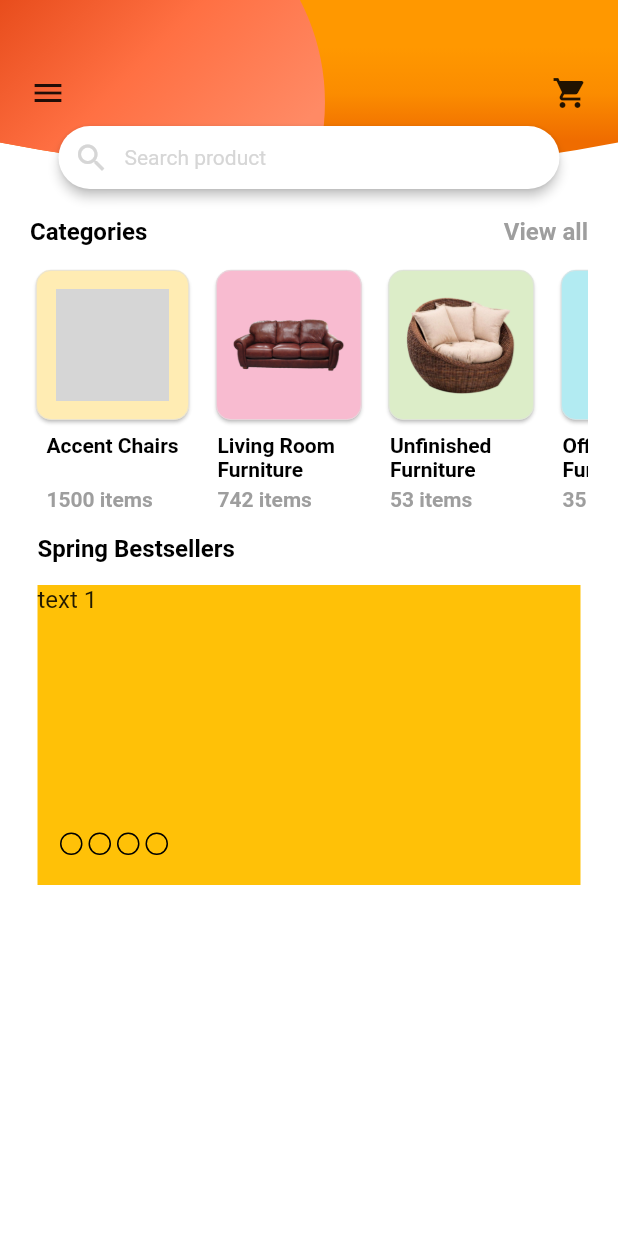
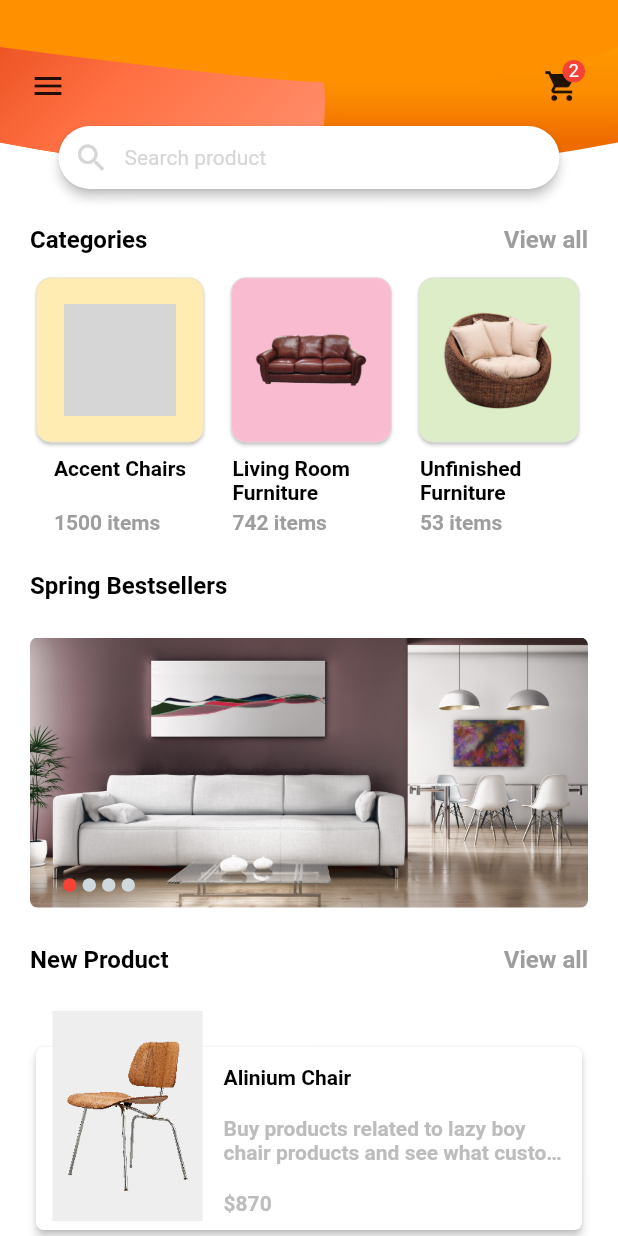
Before and after one commit to appstree-io/flutter_designs_world, a Flutter app: the screen it shows after launch, on a phone screen of 412 x 824 dp. Run offline on Flutter 3.47's test engine with Material 2 defaults, Android fonts, the phone set to English and light mode, and no system bars; drawn by our look-alikes of carousel_slider; our stand-ins replace firebase_auth, firebase_database, sliding_up_panel; missing offline and left inert: cupertino_range_slider, flutter_range_slider; accounts and stored records are empty; grey boxes are pictures that could not be loaded.

```diff
--- a/furniture_shopping_app/lib/main.dart
+++ b/furniture_shopping_app/lib/main.dart
@@ -5,6 +5,7 @@ import 'package:furniture_shopping_app/utils/rounded_clipper.dart';
 
 import 'data_model/single_category_item.dart';
 import 'package:carousel_slider/carousel_slider.dart';
+import 'package:furniture_shopping_app/activities/filters_screen.dart';
 
 void main() => runApp(MyApp());
 
@@ -55,7 +56,10 @@ class _MyHomePageState extends State<MyHomePage> {
   Widget build(BuildContext context) {
     return Scaffold(
       backgroundColor: Colors.white,
-      body: Container(
+      body: SingleChildScrollView(
+        scrollDirection: Axis.vertical,
+        child: Container(
+          margin: EdgeInsets.only(bottom: 15),
           child: Stack(
             children: <Widget>[
               Column(
@@ -105,10 +109,9 @@ class _MyHomePageState extends State<MyHomePage> {
                           child: Container(
                             height: 125,
                             width: MediaQuery.of(context).size.width,
-
-//                        child: CustomPaint(
-//                          painter: _ArcPainter(),
-//                        ),
+                            child: CustomPaint(
+                              painter: _ArcPainter(),
+                            ),
                           ),
                         )
                       ],
@@ -116,7 +119,7 @@ class _MyHomePageState extends State<MyHomePage> {
                     clipper: RoundedClipper(30),
                   ),
                   Container(
-                  margin: EdgeInsets.only(top: 20, left: 20, right: 20),
+                    margin: EdgeInsets.only(top: 25, left: 20, right: 20),
                     child: Row(
                       mainAxisAlignment: MainAxisAlignment.spaceBetween,
                       children: <Widget>[
@@ -139,10 +142,10 @@ class _MyHomePageState extends State<MyHomePage> {
                   ),
                   _buildCategoriesList(context),
                   SizedBox(
-                  height: 15,
+                    height: 25,
                   ),
                   Container(
-                    margin: EdgeInsets.only(left: 25),
+                      margin: EdgeInsets.only(left: 20),
                       child: Text(
                         "Spring Bestsellers",
                         style: TextStyle(
@@ -151,16 +154,130 @@ class _MyHomePageState extends State<MyHomePage> {
                             fontSize: 16),
                       )),
                   SizedBox(
-                  height: 15,
+                    height: 25,
                   ),
-                _buildBestSellersItemsUsingCarousel()
+                  _buildBestSellersItemsUsingCarousel(),
+                  Container(
+                    margin: EdgeInsets.only(top: 25, left: 20, right: 20),
+                    child: Row(
+                      mainAxisAlignment: MainAxisAlignment.spaceBetween,
+                      children: <Widget>[
+                        Text(
+                          "New Product",
+                          style: TextStyle(
+                              color: Colors.black,
+                              fontWeight: FontWeight.bold,
+                              fontSize: 16),
+                        ),
+                        Text(
+                          "View all",
+                          style: TextStyle(
+                              color: Colors.grey,
+                              fontWeight: FontWeight.w600,
+                              fontSize: 16),
+                        ),
+                      ],
+                    ),
+                  ),
+                  Container(
+                    margin: EdgeInsets.only(top: 25, left: 20, right: 20),
+                    width: double.infinity,
+                    height: 150,
+                    child: Stack(
+                      children: <Widget>[
+                        Container(
+                          width: double.infinity,
+                          height: 20,
+                        ),
+                        Container(
+                          height: 130,
+                          width: double.infinity,
+                          margin: EdgeInsets.only(top: 20),
+                          child: Card(
+                            color: Colors.white,
+                            elevation: 2.5,
+                            shape: RoundedRectangleBorder(
+                                borderRadius:
+                                    BorderRadius.all(Radius.circular(5.0))),
+                            child: Container(
+                              width: double.infinity,
+                              margin: EdgeInsets.only(
+                                  top: 12, left: 125, right: 10, bottom: 10),
+                              child: Column(
+                                mainAxisAlignment:
+                                    MainAxisAlignment.spaceBetween,
+                                crossAxisAlignment: CrossAxisAlignment.start,
+                                children: <Widget>[
+                                  Text(
+                                    "Alinium Chair",
+                                    style: TextStyle(
+                                        fontWeight: FontWeight.bold,
+                                        color: Colors.black),
+                                  ),
+                                  Text(
+                                    "Buy products related to lazy boy chair products and see what customers",
+                                    style: TextStyle(
+                                        fontWeight: FontWeight.w600,
+                                        color: Colors.grey[400]),
+                                    maxLines: 2,
+                                    overflow: TextOverflow.ellipsis,
+                                  ),
+                                  Text(
+                                    "\$870",
+                                    style: TextStyle(
+                                        fontWeight: FontWeight.bold,
+                                        color: Colors.grey[400]),
+                                  )
+                                ],
+                              ),
+                            ),
+                          ),
+                        ),
+                        Container(
+                          color: Colors.grey[200],
+                          height: 150,
+                          width: 100,
+                          margin: EdgeInsets.only(left: 15, bottom: 10),
+                          child: Image.asset(
+                            "assets/10.png",
+                            width: 30,
+                            height: 30,
+                          ),
+                        )
+                      ],
+                    ),
+                  )
                 ],
               ),
               Container(
-              margin: EdgeInsets.only(top: 50, left: 20, right: 20),
+                margin: EdgeInsets.only(top: 40, left: 20, right: 20),
                 child: Row(
                   mainAxisAlignment: MainAxisAlignment.spaceBetween,
-                children: <Widget>[Icon(Icons.menu), Icon(Icons.shopping_cart)],
+                  children: <Widget>[
+                    Icon(Icons.menu),
+                    Stack(
+                      children: <Widget>[
+                        Container(
+                            width: 35,
+                            height: 35,
+                            decoration: BoxDecoration(
+                                shape: BoxShape.circle),
+                            child: Icon(Icons.shopping_cart)),
+                        Positioned(
+                          left: 18,
+                          child: Container(
+                            width: 15,
+                            height: 15,
+                            decoration: BoxDecoration(
+                              shape: BoxShape.circle,
+                              color: Colors.red
+                            ),
+                            child: Center(child: Text("2", style: TextStyle(color: Colors.white, fontSize: 12), )),
+                          ),
+                        )
+                      ],
+                    )
+                  ],
                 ),
               ),
               Container(
@@ -193,6 +310,7 @@ class _MyHomePageState extends State<MyHomePage> {
                 ),
               )
             ],
+          ),
         ),
       ),
     );
@@ -231,13 +349,13 @@ class _MyHomePageState extends State<MyHomePage> {
   Widget _buildCategoriesList(BuildContext context) {
     return Container(
         margin: EdgeInsets.only(left: 20, top: 12, right: 20),
-        height: 165.0,
+        height: 175.0,
         child: CustomScrollView(
           scrollDirection: Axis.horizontal,
           shrinkWrap: false,
           slivers: <Widget>[
             SliverFixedExtentList(
-              itemExtent: 115,
+              itemExtent: 125,
               delegate: SliverChildBuilderDelegate(
                   (context, index) => _buildSingleCategoryItem(context, index),
                   childCount: 5),
@@ -253,10 +371,11 @@ class _MyHomePageState extends State<MyHomePage> {
         Container(
           margin:
               EdgeInsets.fromLTRB(index != 0 ? 5 : 0, 0, index != 4 ? 5 : 0, 5),
-//          height: 100,
           child: GestureDetector(
             onTap: () {
               print("Tapped");
+              Navigator.push(context,
+                  MaterialPageRoute(builder: (context) => FiltersScreen()));
             },
             child: Card(
               shape: RoundedRectangleBorder(
@@ -264,7 +383,7 @@ class _MyHomePageState extends State<MyHomePage> {
                   side: BorderSide(color: Colors.grey[300], width: 0.5)),
               color: items?.elementAt(index)?.color,
               child: Container(
-                  height: 100,
+                  height: 110,
                   child: Center(
                     child: Image.asset(
                       items?.elementAt(index)?.imagePath,
@@ -314,141 +433,147 @@ class _MyHomePageState extends State<MyHomePage> {
     );
   }
 
+  var _selectedIndex = 0;
+  List<Widget> images = [
+    Image.asset(
+      "assets/6.jpg",
+      fit: BoxFit.cover,
+      width: double.infinity,
+    ),
+    Image.asset(
+      "assets/7.jpg",
+      fit: BoxFit.cover,
+      width: double.infinity,
+    ),
+    Image.asset(
+      "assets/8.jpg",
+      fit: BoxFit.cover,
+      width: double.infinity,
+    ),
+    Image.asset(
+      "assets/9.jpg",
+      fit: BoxFit.cover,
+      width: double.infinity,
+    ),
+  ];
+
   @override
   Widget _buildBestSellersItemsUsingCarousel() {
     return Container(
       margin: EdgeInsets.only(left: 20, right: 20),
-      height: 200,
+      height: 180,
+      width: double.infinity,
+      child: ClipRRect(
+        borderRadius: BorderRadius.all(Radius.circular(5)),
         child: Stack(
           children: <Widget>[
             CarouselSlider(
-            items: [1, 2, 3, 4, 5].map((i) {
-              return Builder(
-                builder: (BuildContext context) {
-                  return Container(
-                      width: MediaQuery.of(context).size.width,
-                      margin: EdgeInsets.symmetric(horizontal: 5.0),
-                      decoration: BoxDecoration(color: Colors.amber),
-                      child: Text(
-                        'text $i',
-                        style: TextStyle(fontSize: 16.0),
-                      ));
-                },
-              );
-            }).toList(),
-            height: 200,
+              items: images,
+              height: 180,
               aspectRatio: 16 / 9,
               viewportFraction: 1.0,
               initialPage: 0,
               enableInfiniteScroll: false,
               reverse: false,
               autoPlay: false,
-            enlargeCenterPage: true,
+              enlargeCenterPage: false,
               scrollDirection: Axis.horizontal,
               onPageChanged: (int index) {
                 print(index);
+                setState(() {
+                  _selectedIndex = index;
+                });
               },
             ),
             Align(
               alignment: Alignment.bottomLeft,
               child: Container(
-              margin: EdgeInsets.all(20),
-              child: Row(
-                crossAxisAlignment: CrossAxisAlignment.start,
-                mainAxisAlignment: MainAxisAlignment.start,
-                children: <Widget>[
-                  Container(
-                    height: 15,
-                    width: 15,
-                    decoration: BoxDecoration(
-                      shape: BoxShape.circle,
-                      border: Border.all(color: Colors.black, width: 1, style: BorderStyle.solid)
+                  margin: EdgeInsets.only(left: 20, top: 150),
+                  child: CustomScrollView(
+                    scrollDirection: Axis.horizontal,
+                    shrinkWrap: false,
+                    slivers: <Widget>[
+                      SliverFixedExtentList(
+                        itemExtent: 13,
+                        delegate: SliverChildBuilderDelegate(
+                            (c, index) => _buildSelectors(c, index),
+                            childCount: images?.length),
                       ),
-                  ),
-                  SizedBox(width: 4,),
-                  Container(
-                    height: 15,
-                    width: 15,
-                    decoration: BoxDecoration(
-                        shape: BoxShape.circle,
-                        border: Border.all(color: Colors.black, width: 1, style: BorderStyle.solid)
-                    ),
-                  ),
-                  SizedBox(width: 4,),
-                  Container(
-                    height: 15,
-                    width: 15,
-                    decoration: BoxDecoration(
-                        shape: BoxShape.circle,
-                        border: Border.all(color: Colors.black, width: 1, style: BorderStyle.solid)
-
-
-                    ),
-                  ),
-                  SizedBox(width: 4,),
-                  Container(
-                    height: 15,
-                    width: 15,
-                    decoration: BoxDecoration(
-                        shape: BoxShape.circle,
-                        border: Border.all(color: Colors.black, width: 1, style: BorderStyle.solid)
-                    ),
+                    ],
+                  )),
             )
           ],
         ),
       ),
-          )
-        ],
-      ),
     );
+  }
+
+  Widget _buildSelectors(BuildContext c, int index) {
+    return Container(
+        margin: EdgeInsets.all(2),
+        decoration: BoxDecoration(
+            shape: BoxShape.circle,
+            color:
+                _selectedIndex == index ? Colors.red : Colors.blueGrey[100]));
   }
 }
 
-//class _ArcPainter extends CustomPainter {
-//  _ArcPainter();
-//
-//  @override
-//  bool shouldRepaint(_ArcPainter oldDelegate) {
-//    return true;
-//  }
-//
-//  double AVATAR_RADIUS = 160 * 0.28;
-//  @override
-//  void paint(Canvas canvas, Size size) {
-//    Paint paint = new Paint()
-//      ..style = PaintingStyle.fill
-//      ..isAntiAlias = true
-//      ..color = Colors.purple[700];
-//
-//    Offset circleCenter = Offset(size.width / 2, size.height - AVATAR_RADIUS);
-//
-//    Offset topLeft = Offset(0, 0);
-//    Offset bottomLeft = Offset(0, size.height * 0.25);
-//    Offset topRight = Offset(size.width, 0);
-//    Offset bottomRight = Offset(size.width, size.height * 0.5);
-//
-//    Offset leftCurveControlPoint = Offset(circleCenter.dx * 0.5, size.height - AVATAR_RADIUS * 1.5);
-//    Offset rightCurveControlPoint = Offset(circleCenter.dx * 1.6, size.height - AVATAR_RADIUS);
-//
-//    final arcStartAngle = 200 / 180 * pi;
-//    final avatarLeftPointX = circleCenter.dx + AVATAR_RADIUS * cos(arcStartAngle);
-//    final avatarLeftPointY = circleCenter.dy + AVATAR_RADIUS * sin(arcStartAngle);
-//    Offset avatarLeftPoint = Offset(avatarLeftPointX, avatarLeftPointY); // the left point of the arc
-//
-//    final arcEndAngle = -5 / 180 * pi;
-//    final avatarRightPointX = circleCenter.dx + AVATAR_RADIUS * cos(arcEndAngle);
-//    final avatarRightPointY = circleCenter.dy + AVATAR_RADIUS * sin(arcEndAngle);
-//    Offset avatarRightPoint = Offset(avatarRightPointX, avatarRightPointY); // the right point of the arc
-//
-//    Path path = Path()
-//      ..moveTo(topLeft.dx, topLeft.dy) // this move isn't required since the start point is (0,0)
-//      ..lineTo(bottomLeft.dx, bottomLeft.dy)
-//      ..quadraticBezierTo(leftCurveControlPoint.dx, leftCurveControlPoint.dy, avatarLeftPoint.dx, avatarLeftPoint.dy)
-//
-//      ..quadraticBezierTo(rightCurveControlPoint.dx, rightCurveControlPoint.dy, bottomRight.dx, bottomRight.dy)
-//      ..lineTo(topRight.dx, topRight.dy)
-//      ..close();
-//
-//    canvas.drawPath(path, paint);
-//  }
-//}
+class _ArcPainter extends CustomPainter {
+  _ArcPainter();
+
+  @override
+  bool shouldRepaint(_ArcPainter oldDelegate) {
+    return true;
+  }
+
+  double AVATAR_RADIUS = 160 * 0.35;
+
+  @override
+  void paint(Canvas canvas, Size size) {
+    Paint paint = new Paint()
+      ..style = PaintingStyle.fill
+      ..isAntiAlias = true
+      ..color = Colors.orangeAccent[400];
+
+    Offset circleCenter = Offset(size.width / 2, size.height - AVATAR_RADIUS);
+
+    Offset topLeft = Offset(0, 0);
+    Offset bottomLeft = Offset(0, size.height * 0.25);
+    Offset topRight = Offset(size.width, 0);
+    Offset bottomRight = Offset(size.width, size.height * 0.25);
+
+    Offset leftCurveControlPoint =
+        Offset(circleCenter.dx * 0.35, size.height - AVATAR_RADIUS * 1.5);
+    Offset rightCurveControlPoint =
+        Offset(circleCenter.dx * 1.6, size.height - AVATAR_RADIUS);
+
+    final arcStartAngle = 200 / 180 * pi;
+    final avatarLeftPointX =
+        circleCenter.dx + AVATAR_RADIUS * cos(arcStartAngle);
+    final avatarLeftPointY =
+        circleCenter.dy + AVATAR_RADIUS * sin(arcStartAngle);
+    Offset avatarLeftPoint =
+        Offset(avatarLeftPointX, avatarLeftPointY); // the left point of the arc
+
+    final arcEndAngle = -5 / 180 * pi;
+    final avatarRightPointX =
+        circleCenter.dx + AVATAR_RADIUS * cos(arcEndAngle);
+    final avatarRightPointY =
+        circleCenter.dy + AVATAR_RADIUS * sin(arcEndAngle);
+    Offset avatarRightPoint = Offset(
+        avatarRightPointX, avatarRightPointY); // the right point of the arc
+
+    Path path = Path()
+      ..moveTo(topLeft.dx,
+          topLeft.dy) // this move isn't required since the start point is (0,0)
+      ..lineTo(bottomLeft.dx, bottomLeft.dy)
+      ..quadraticBezierTo(leftCurveControlPoint.dx, leftCurveControlPoint.dy,
+          avatarLeftPoint.dx, avatarLeftPoint.dy)
+      ..quadraticBezierTo(rightCurveControlPoint.dx, rightCurveControlPoint.dy,
+          bottomRight.dx, bottomRight.dy)
+      ..lineTo(topRight.dx, topRight.dy)
+      ..close();
+
+    canvas.drawPath(path, paint);
+  }
+}
```
Also changed, not shown: furniture_shopping_app/lib/activities/filters_screen.dart (added, +343 -0 lines), furniture_shopping_app/pubspec.yaml (+12 -0 lines), furniture_shopping_app/assets/10.png (added), furniture_shopping_app/assets/11.png (added), furniture_shopping_app/assets/12.png (added), furniture_shopping_app/assets/13.png (added), furniture_shopping_app/assets/14.png (added), furniture_shopping_app/assets/15.png (added), furniture_shopping_app/assets/16.png (added), furniture_shopping_app/assets/6.jpg (added), furniture_shopping_app/assets/7.jpg (added), furniture_shopping_app/assets/8.jpg (added), furniture_shopping_app/assets/9.jpg (added), furniture_shopping_app/pubspec.lock. Lines whose indentation alone changed are shown as unchanged.
